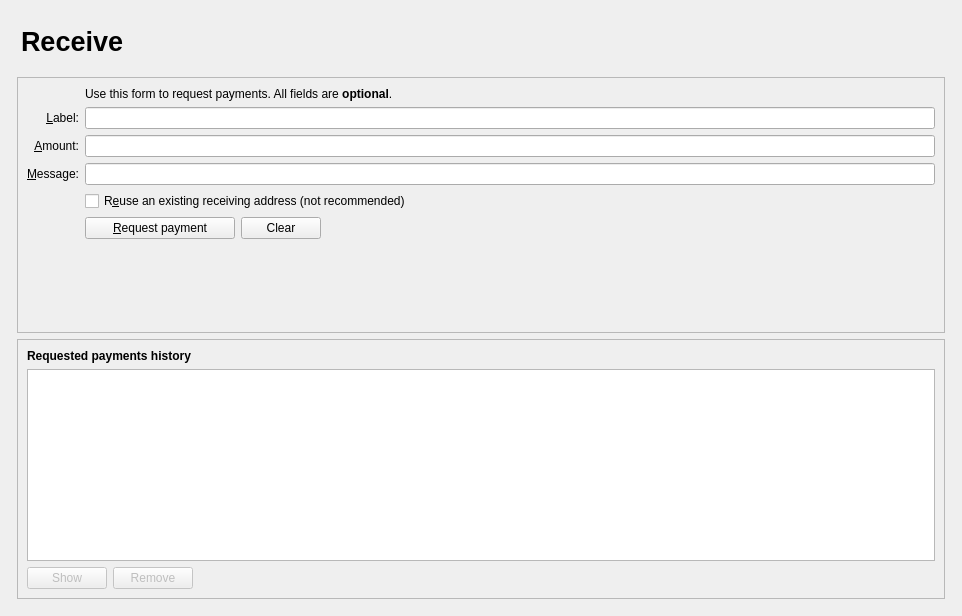
Above: src/qt/forms/receivecoinsdialog.ui from Kore-Core/KORE before the change. Below: the same form after it.
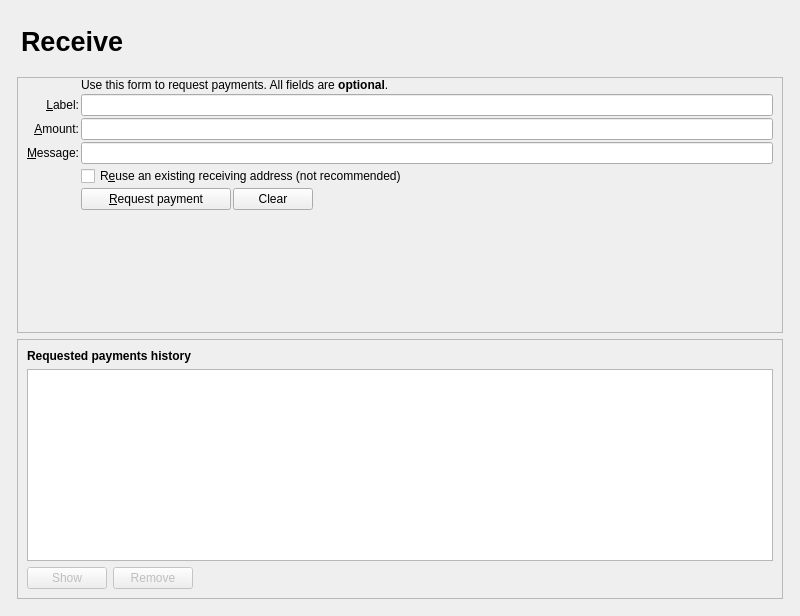
That is the form after the change. Icons and pictures are not drawn. Custom widgets are drawn as their Qt base class.

```diff
--- a/src/qt/forms/receivecoinsdialog.ui
+++ b/src/qt/forms/receivecoinsdialog.ui
@@ -6,10 +6,16 @@
    <rect>
     <x>0</x>
     <y>0</y>
-    <width>962</width>
+    <width>800</width>
     <height>616</height>
    </rect>
   </property>
+  <property name="minimumSize">
+   <size>
+    <width>800</width>
+    <height>0</height>
+   </size>
+  </property>
   <layout class="QVBoxLayout" name="verticalLayout" stretch="0">
    <item>
     <layout class="QVBoxLayout" name="verticalLayout_Master" stretch="0,1">
@@ -137,6 +143,12 @@
            <enum>QFrame::Sunken</enum>
           </property>
           <layout class="QVBoxLayout" name="verticalLayout_3">
+           <property name="spacing">
+            <number>2</number>
+           </property>
+           <property name="topMargin">
+            <number>0</number>
+           </property>
            <item>
             <layout class="QGridLayout" name="gridLayout">
              <item row="7" column="2">
```
